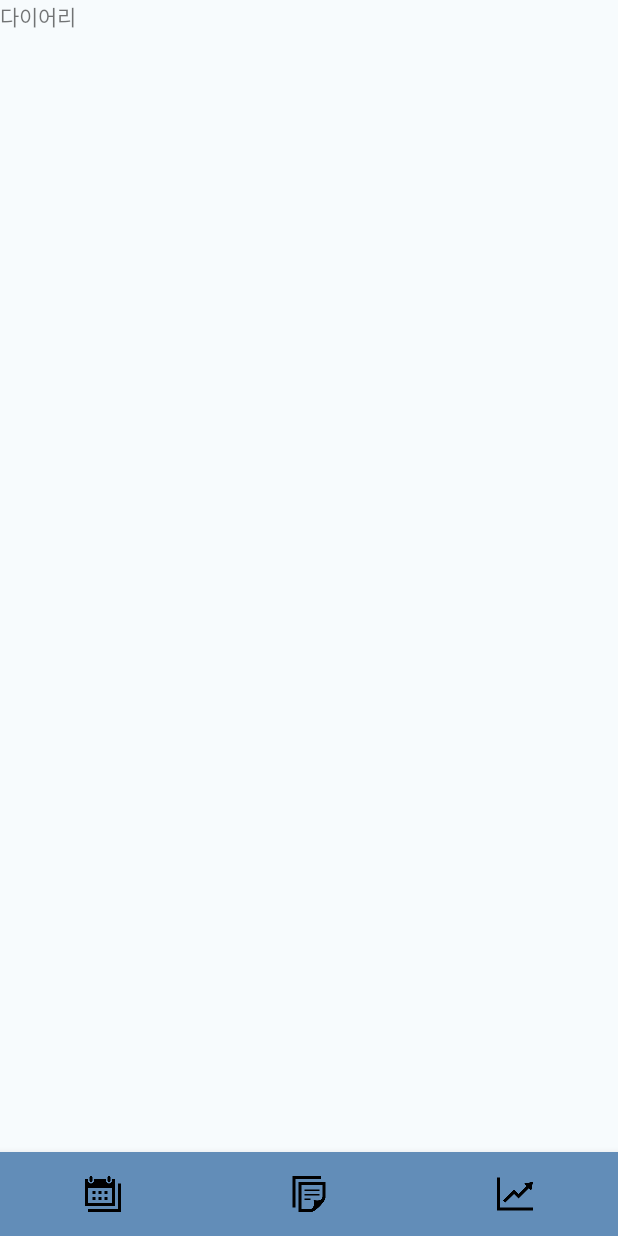
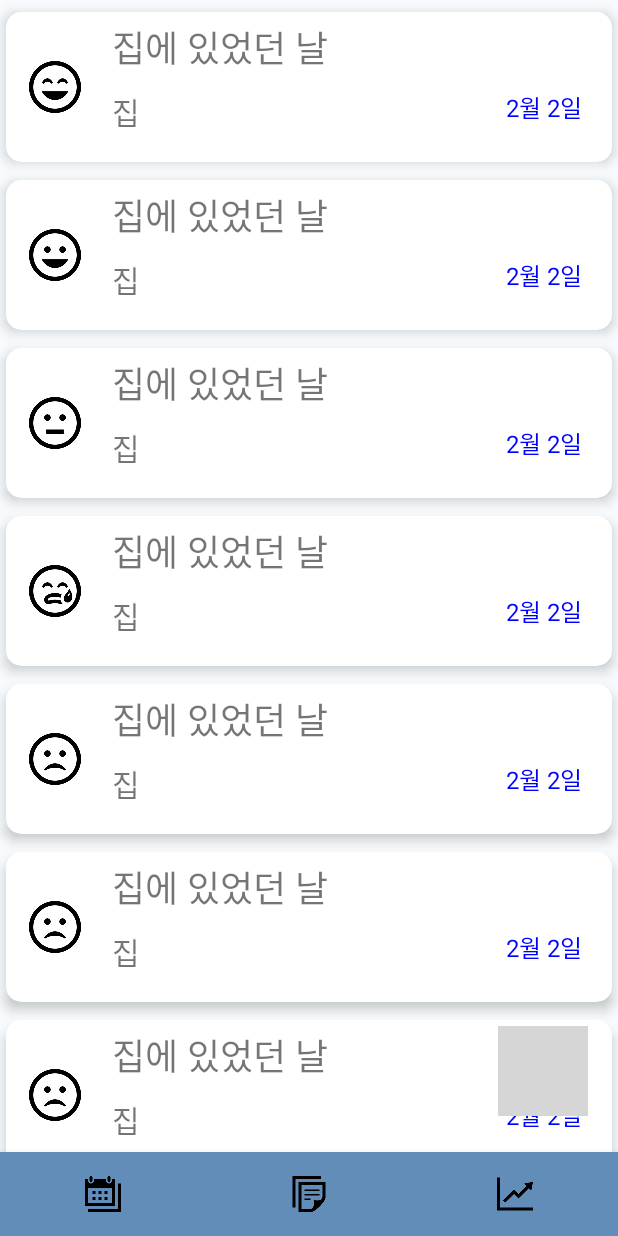
Before and after one commit to alsswl/YouAreMyHero, an Android app: the screen it shows after launch (MainActivity), item 2 of the bottom bar chosen, on a phone screen of 412 x 824 dp. Run offline under Robolectric (Android 15) with nearby library versions, the phone set to English and light mode, and no system bars; grey boxes are pictures that could not be loaded.

Commit message:
feat : 다이어리 내용 recyclerview로 화면에 띄움

```diff
--- a/app/src/main/java/com/example/youaremyhero/MainActivity.java
+++ b/app/src/main/java/com/example/youaremyhero/MainActivity.java
@@ -11,13 +11,16 @@ import android.widget.Toolbar;
 import com.google.android.material.bottomnavigation.BottomNavigationView;
 
 
-public class MainActivity extends AppCompatActivity {
+public class MainActivity extends AppCompatActivity implements onTabItemSelectedListener{
     Toolbar toolbar;
 
     fragment_diary fragmentDiary;
     fragment_graph fragmentGraph;
     fragment_calender fragmentCalender;
 
+    fragment_diary_add fragmentDiaryAdd;
+
+    BottomNavigationView bottomNavigationView;
     @Override
     protected void onCreate(Bundle savedInstanceState) {
         super.onCreate(savedInstanceState);
@@ -26,9 +29,11 @@ public class MainActivity extends AppCompatActivity {
         fragmentCalender = new fragment_calender();
         fragmentGraph = new fragment_graph();
         fragmentDiary = new fragment_diary();
+        fragmentDiaryAdd = new fragment_diary_add();
+
 
         getSupportFragmentManager().beginTransaction().replace(R.id.container,fragmentCalender).commit();
-        BottomNavigationView bottomNavigationView = findViewById(R.id.bottom_nevigation);
+        bottomNavigationView = findViewById(R.id.bottom_nevigation);
         bottomNavigationView.setOnNavigationItemSelectedListener(
                 new BottomNavigationView.OnNavigationItemSelectedListener() {
                     @Override
@@ -43,10 +48,29 @@ public class MainActivity extends AppCompatActivity {
                             case R.id.tab3:
                                 getSupportFragmentManager().beginTransaction().replace(R.id.container,fragmentGraph).commit();
                                 return true;
+
                         }
                         return false;
                     }
                 }
         );
     }
+
+
+
+    @Override
+    public void onTabSelected(int position) {
+        if(position == 0){
+            bottomNavigationView.setSelectedItemId(R.id.tab1);
+        }
+        else if(position == 1){
+            bottomNavigationView.setSelectedItemId(R.id.tab2);
+        }
+        else if(position == 2){
+            bottomNavigationView.setSelectedItemId(R.id.tab3);
+        }
+        else{
+            getSupportFragmentManager().beginTransaction().replace(R.id.container,fragmentDiaryAdd).commit();
+        }
+    }
 }
--- /dev/null
+++ b/app/src/main/java/com/example/youaremyhero/diaryAdapter.java
@@ -0,0 +1,145 @@
+package com.example.youaremyhero;
+
+import android.view.LayoutInflater;
+import android.view.View;
+import android.view.ViewGroup;
+import android.widget.ImageView;
+import android.widget.LinearLayout;
+import android.widget.TextView;
+
+import androidx.annotation.NonNull;
+import androidx.recyclerview.widget.RecyclerView;
+
+import java.util.ArrayList;
+
+public class diaryAdapter extends RecyclerView.Adapter<diaryAdapter.ViewHolder>
+                          implements onDiaryItemClickListener {
+
+    ArrayList<diary> items = new ArrayList<diary>();
+
+    onDiaryItemClickListener listener;
+
+    int layoutType = 0;
+
+    @NonNull
+    @Override
+    public ViewHolder onCreateViewHolder(@NonNull ViewGroup viewGroup, int viewType) {
+        LayoutInflater inflater = LayoutInflater.from(viewGroup.getContext());
+        View itemView = inflater.inflate(R.layout.diary_item, viewGroup, false);
+        return new ViewHolder(itemView, this);
+    }
+
+    @Override
+    public void onBindViewHolder(@NonNull ViewHolder viewHolder, int position) {
+        diary item = items.get(position);
+        viewHolder.setItem(item);
+
+    }
+
+    @Override
+    public int getItemCount() {
+        return items.size();
+    }
+
+    public void addItem(diary item) {
+        items.add(item);
+    }
+
+    public void setItems(ArrayList<diary> items) {
+        this.items = items;
+    }
+
+    public diary getItem(int position) {
+        return items.get(position);
+    }
+
+    public void setOnItemClickListener(onDiaryItemClickListener listener) {
+        this.listener = listener;
+    }
+
+
+    @Override
+    public void onItemClick(ViewHolder holder, View view, int position) {
+        if (listener != null) {
+            listener.onItemClick(holder, view, position);
+        }
+
+    }
+
+    public void switchLayout(int position) {
+        layoutType = position;
+    }
+
+
+    static class ViewHolder extends RecyclerView.ViewHolder {
+        LinearLayout layout1;
+        ImageView mood;
+        TextView theme;
+        TextView date;
+        TextView place;
+
+
+        public ViewHolder(@NonNull View itemView, final onDiaryItemClickListener listener) {
+            super(itemView);
+
+            layout1 = itemView.findViewById(R.id.layout1);
+
+            mood = itemView.findViewById(R.id.mood);
+
+            theme = itemView.findViewById(R.id.theme);
+            date = itemView.findViewById(R.id.date);
+            place = itemView.findViewById(R.id.place);
+
+            itemView.setOnClickListener(new View.OnClickListener() {
+
+                @Override
+                public void onClick(View view) {
+                    int position = getAdapterPosition();
+
+                    if (listener != null) {
+                        listener.onItemClick(ViewHolder.this, view, position);
+                    }
+                }
+            });
+
+        }
+
+        public void setItem(diary item) {
+
+
+            String mood = item.getMood();
+            int moodIndex = Integer.parseInt(mood);
+            setMoodImage(moodIndex);
+
+            theme.setText(item.getTheme());
+            place.setText(item.getPlace());
+            date.setText(item.getCreateDateStr());
+
+        }
+
+        public void setMoodImage(int moodIndex) {
+            switch (moodIndex) {
+                case 0:
+                    mood.setImageResource(R.drawable.face1);
+                    break;
+                case 1:
+                    mood.setImageResource(R.drawable.face2);
+                    break;
+                case 2:
+                    mood.setImageResource(R.drawable.face3);
+                    break;
+                case 3:
+                    mood.setImageResource(R.drawable.face4);
+                    break;
+                case 4:
+                    mood.setImageResource(R.drawable.face5);
+                    break;
+                default:
+                    mood.setImageResource(R.drawable.face3);
+                    break;
+            }
+
+        }
+
+    }
+}
--- a/app/src/main/java/com/example/youaremyhero/fragment_diary.java
+++ b/app/src/main/java/com/example/youaremyhero/fragment_diary.java
@@ -1,21 +1,107 @@
 package com.example.youaremyhero;
 
+import android.content.Context;
 import android.os.Bundle;
 import android.view.LayoutInflater;
 import android.view.View;
 import android.view.ViewGroup;
+import android.widget.Button;
+import android.widget.ImageButton;
+import android.widget.Toast;
 
 import androidx.annotation.NonNull;
 import androidx.annotation.Nullable;
-import androidx.appcompat.app.AppCompatActivity;
 
 
 import androidx.fragment.app.Fragment;
+import androidx.recyclerview.widget.LinearLayoutManager;
+import androidx.recyclerview.widget.RecyclerView;
+
+import com.google.android.material.tabs.TabLayout;
 
 public class fragment_diary extends Fragment {
+
+    RecyclerView recyclerView;
+    diaryAdapter adapter;
+
+    Context context;
+    onTabItemSelectedListener listener;
+
+    public void onAttach(Context context){
+        super.onAttach(context);
+
+        this.context = context;
+
+        if(context instanceof onTabItemSelectedListener){
+            listener = (onTabItemSelectedListener) context;
+        }
+    }
+
+    @Override public void onDetach(){
+        super.onDetach();
+
+        if(context != null){
+            context = null;
+            listener = null;
+        }
+    }
+
     @Nullable
     @Override
     public View onCreateView(@NonNull LayoutInflater inflater, @Nullable ViewGroup container, @Nullable Bundle savedInstanceState) {
-        return inflater.inflate(R.layout.fragament_diary,container,false);
+
+        ViewGroup rootView = (ViewGroup) inflater.inflate(R.layout.fragment_diary,container,false);
+
+        initUI(rootView);
+        return rootView;
+    }
+
+    private void initUI(ViewGroup rootView){
+
+        ImageButton add = rootView.findViewById(R.id.add);
+        add.setOnClickListener(view -> {
+            if(listener != null){
+                listener.onTabSelected(4);
+                Toast.makeText(getContext(),"버튼 클릭됨",Toast.LENGTH_LONG).show();
+            }
+        });
+
+        recyclerView = rootView.findViewById(R.id.recyclerView);
+
+        LinearLayoutManager layoutManager = new LinearLayoutManager(getContext());
+        recyclerView.setLayoutManager(layoutManager);
+
+        adapter = new diaryAdapter();
+
+        adapter.addItem(new diary(0,"집","좋았다","0","좋았다","처음 걸었다","집에 있었던 날",
+                null,"2월 2일"));
+        adapter.addItem(new diary(1,"집","좋았다","1","좋았다","처음 걸었다","집에 있었던 날",
+                null,"2월 2일"));
+        adapter.addItem(new diary(2,"집","좋았다","2","좋았다","처음 걸었다","집에 있었던 날",
+                null,"2월 2일"));
+        adapter.addItem(new diary(3,"집","좋았다","4","좋았다","처음 걸었다","집에 있었던 날",
+                null,"2월 2일"));
+        adapter.addItem(new diary(4,"집","좋았다","3","좋았다","처음 걸었다","집에 있었던 날",
+                null,"2월 2일"));
+        adapter.addItem(new diary(5,"집","좋았다","3","좋았다","처음 걸었다","집에 있었던 날",
+                null,"2월 2일"));
+        adapter.addItem(new diary(6,"집","좋았다","3","좋았다","처음 걸었다","집에 있었던 날",
+                null,"2월 2일"));
+        adapter.addItem(new diary(7,"집","좋았다","3","좋았다","처음 걸었다","집에 있었던 날",
+                null,"2월 2일"));
+        adapter.addItem(new diary(8,"집","좋았다","3","좋았다","처음 걸었다","집에 있었던 날",
+                null,"2월 2일"));
+        adapter.addItem(new diary(9,"집","좋았다","3","좋았다","처음 걸었다","집에 있었던 날",
+                null,"2월 2일"));
+
+        recyclerView.setAdapter(adapter);
+
+        adapter.setOnItemClickListener(new onDiaryItemClickListener() {
+            @Override
+            public void onItemClick(diaryAdapter.ViewHolder holder, View view, int position) {
+                diary item = adapter.getItem(position);
+                Toast.makeText(getContext(),"아이템선택됨:" + item.getTheme(),Toast.LENGTH_LONG).show();
+            }
+        });
     }
 }
--- /dev/null
+++ b/app/src/main/java/com/example/youaremyhero/onDiaryItemClickListener.java
@@ -0,0 +1,7 @@
+package com.example.youaremyhero;
+
+import android.view.View;
+
+public interface onDiaryItemClickListener {
+    public void onItemClick(diaryAdapter.ViewHolder holder, View view, int position);
+}
--- /dev/null
+++ b/app/src/main/java/com/example/youaremyhero/onTabItemSelectedListener.java
@@ -0,0 +1,5 @@
+package com.example.youaremyhero;
+
+public interface onTabItemSelectedListener {
+    public void onTabSelected(int position);
+}
--- /dev/null
+++ b/app/src/main/res/layout/diary_item.xml
@@ -0,0 +1,80 @@
+<?xml version="1.0" encoding="utf-8"?>
+<androidx.cardview.widget.CardView xmlns:android="http://schemas.android.com/apk/res/android"
+    android:layout_width="match_parent"
+    android:layout_height="wrap_content"
+    xmlns:app="http://schemas.android.com/apk/res-auto"
+    android:layout_marginTop="8dp"
+    android:layout_marginLeft="4dp"
+    android:layout_marginRight="4dp"
+    android:layout_marginBottom="4dp"
+    app:cardBackgroundColor="#FFFFFFFF"
+    app:cardCornerRadius="10dp"
+    app:cardElevation="5dp">
+
+
+    <LinearLayout
+        android:id="@+id/layout1"
+        android:layout_width="match_parent"
+        android:layout_height="match_parent"
+        android:orientation="horizontal"
+        android:visibility="visible"
+        >
+
+        <ImageView
+            android:layout_marginLeft="10dp"
+            android:id="@+id/mood"
+            android:layout_width="100dp"
+            android:layout_height="100dp"
+            android:layout_weight="1"
+            app:srcCompat="@drawable/face1"
+            android:layout_gravity="center_vertical"
+            android:padding="5dp"
+            />
+
+        <LinearLayout
+            android:layout_width="match_parent"
+            android:layout_height="match_parent"
+            android:layout_weight="1"
+            android:orientation="vertical"
+            android:layout_marginLeft="15dp">
+
+            <TextView
+                android:id="@+id/theme"
+                android:layout_width="match_parent"
+                android:layout_height="wrap_content"
+                android:text="내용"
+                android:layout_marginTop="5dp"
+                android:textSize="24sp"
+                />
+
+            <RelativeLayout
+                android:layout_width="match_parent"
+                android:layout_height="wrap_content"
+                android:layout_marginTop="10dp">
+
+                <TextView
+                    android:id="@+id/place"
+                    android:layout_width="wrap_content"
+                    android:layout_height="wrap_content"
+                    android:text="집"
+                    android:textSize="20sp"
+                    android:layout_marginBottom="5dp"/>
+
+                <TextView
+                    android:id="@+id/date"
+                    android:layout_width="wrap_content"
+                    android:layout_height="wrap_content"
+                    android:layout_alignParentRight="true"
+                    android:text = "02월 2일"
+                    android:textSize="16sp"
+                    android:textColor="#FF0000FF"
+                    android:layout_marginRight="20dp"
+
+                    />
+            </RelativeLayout>
+        </LinearLayout>
+
+
+    </LinearLayout>
+
+</androidx.cardview.widget.CardView>
--- /dev/null
+++ b/app/src/main/res/layout/fragment_diary.xml
@@ -0,0 +1,37 @@
+<?xml version="1.0" encoding="utf-8"?>
+<RelativeLayout xmlns:android="http://schemas.android.com/apk/res/android"
+    xmlns:tools="http://schemas.android.com/tools"
+    android:layout_width="match_parent"
+    android:layout_height="match_parent"
+    xmlns:app="http://schemas.android.com/apk/res-auto"
+    android:orientation="vertical">
+
+
+    <androidx.recyclerview.widget.RecyclerView
+        android:id="@+id/recyclerView"
+        android:layout_width="match_parent"
+        android:layout_height="match_parent"
+        android:layout_marginBottom="54dp" />
+
+    <ImageButton
+        android:background="@drawable/round_button"
+        android:id="@+id/add"
+        android:paddingLeft="15dp"
+        android:paddingRight="8dp"
+        android:paddingTop="8dp"
+        android:paddingBottom="8dp"
+        android:layout_width="60dp"
+        android:layout_height="60dp"
+        android:layout_alignParentRight="true"
+        android:layout_alignParentBottom="true"
+        android:layout_marginStart="20dp"
+        android:layout_marginTop="20dp"
+        android:layout_marginEnd="20dp"
+        android:layout_marginRight="17dp"
+        android:layout_marginBottom="80dp"
+        android:backgroundTint="@color/bottomBar"
+        android:src="@drawable/pen"
+        android:scaleType="fitCenter"/>
+
+
+</RelativeLayout>
--- a/settings.gradle
+++ b/settings.gradle
@@ -3,6 +3,7 @@ pluginManagement {
         google()
         mavenCentral()
         gradlePluginPortal()
+
     }
 }
 dependencyResolutionManagement {
@@ -10,6 +11,7 @@ dependencyResolutionManagement {
     repositories {
         google()
         mavenCentral()
+        maven { url "https://jitpack.io" }
     }
 }
 rootProject.name = "YouAreMyHero"
```
Also changed, not shown: app/src/main/res/drawable/face1.png (added), app/src/main/res/drawable/face2.png (added), app/src/main/res/drawable/face3.png (added), app/src/main/res/drawable/face4.png (added), app/src/main/res/drawable/face5.png (added).
